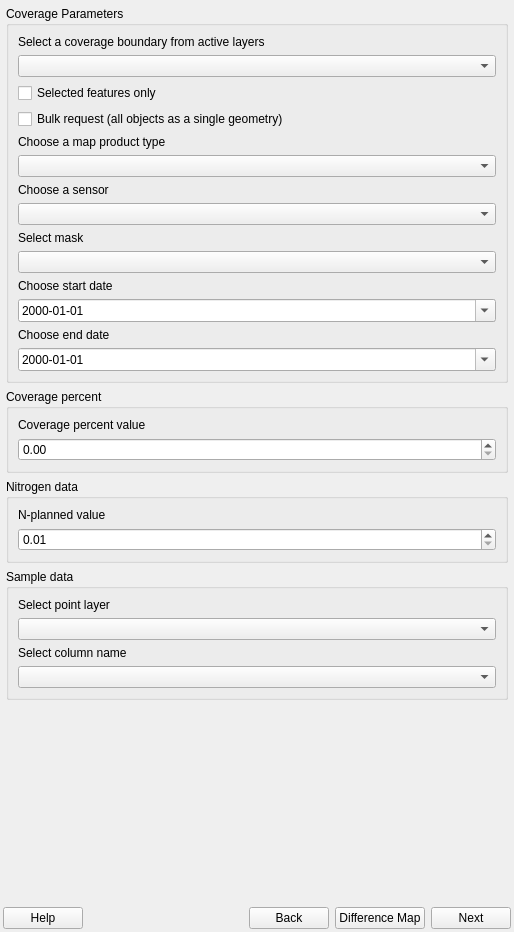
Qt form geosys/ui/templates/geosys_dockwidget_base.ui (osundwajeff/qgis-plugin) before a commit.
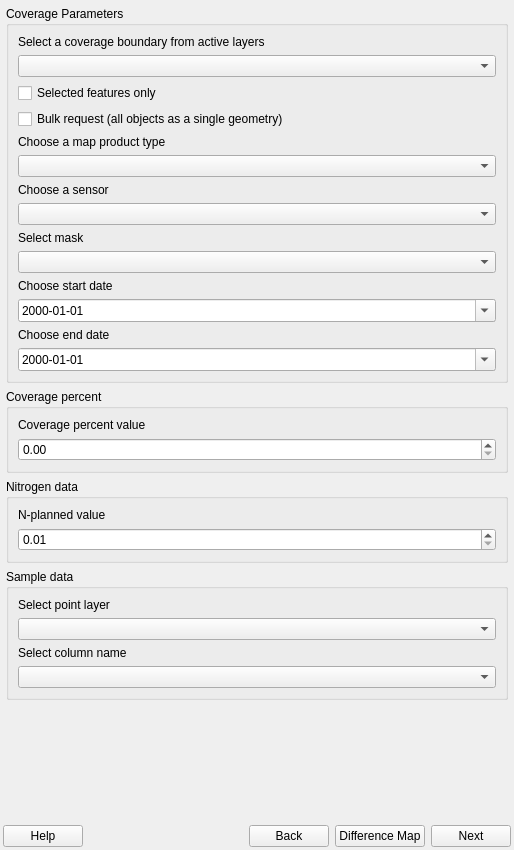
The same form after that commit.

Commit message: WIP: Update about dialog and dockwidget base

```diff
--- a/geosys/ui/templates/geosys_dockwidget_base.ui
+++ b/geosys/ui/templates/geosys_dockwidget_base.ui
@@ -7,13 +7,13 @@
     <x>0</x>
     <y>0</y>
     <width>514</width>
-    <height>932</height>
+    <height>850</height>
    </rect>
   </property>
   <property name="minimumSize">
    <size>
     <width>514</width>
-    <height>932</height>
+    <height>850</height>
    </size>
   </property>
   <property name="windowTitle">
```
Left out of the diff: 1 changed line with no effect on the pictures. The commit also changes 1 other file.
